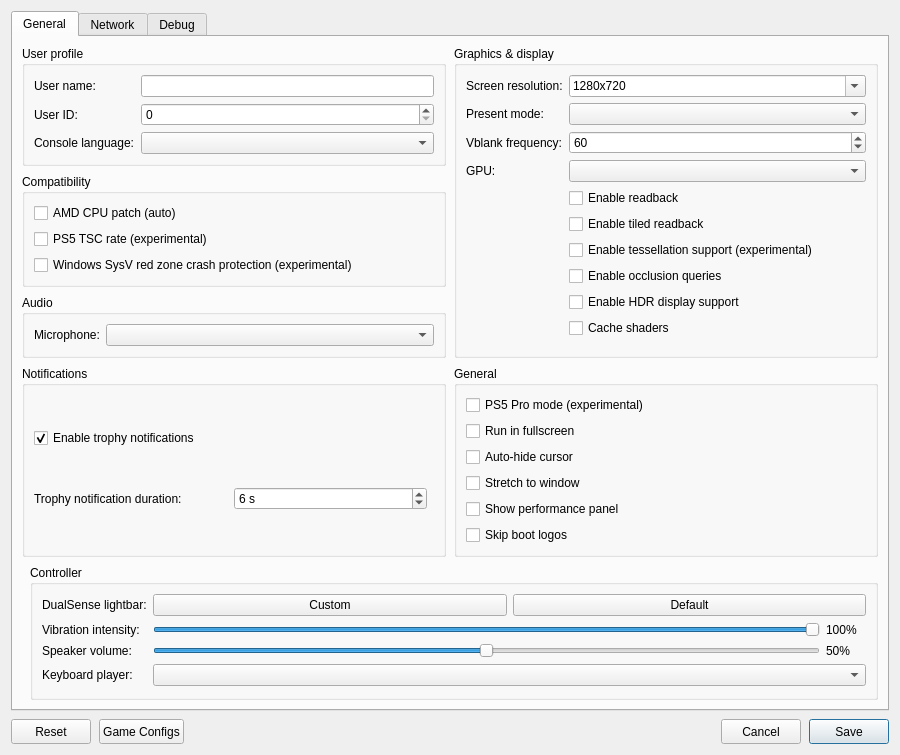
First picture: the form in src/launcher/forms/configuration_edit_dialog.ui, repository wuboo/KytyPS5, before the edit.
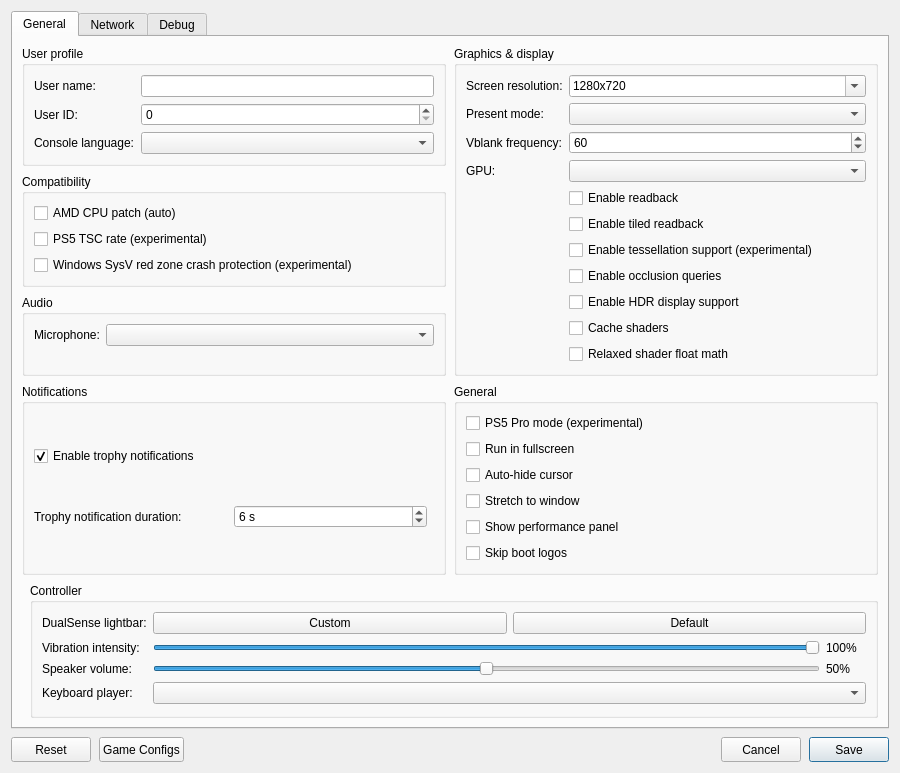
Second picture: the form after the edit. Custom widgets are drawn as their Qt base class.

Commit message: shader: add a relaxed float option that emits native min/max/med3 and skips input denormal flushes

What changed in the file:
```diff
--- a/src/launcher/forms/configuration_edit_dialog.ui
+++ b/src/launcher/forms/configuration_edit_dialog.ui
@@ -197,6 +197,12 @@
               <property name="text"><string>Cache shaders</string></property>
              </widget>
             </item>
+            <item row="12" column="1">
+             <widget class="QCheckBox" name="checkBox_relaxed_shader_float">
+              <property name="toolTip"><string>Use the host GPU's native float operations in shaders. Faster, but can be inaccurate.</string></property>
+              <property name="text"><string>Relaxed shader float math</string></property>
+             </widget>
+            </item>
            </layout>
           </widget>
          </item>
```
The commit also changes 14 other files.
